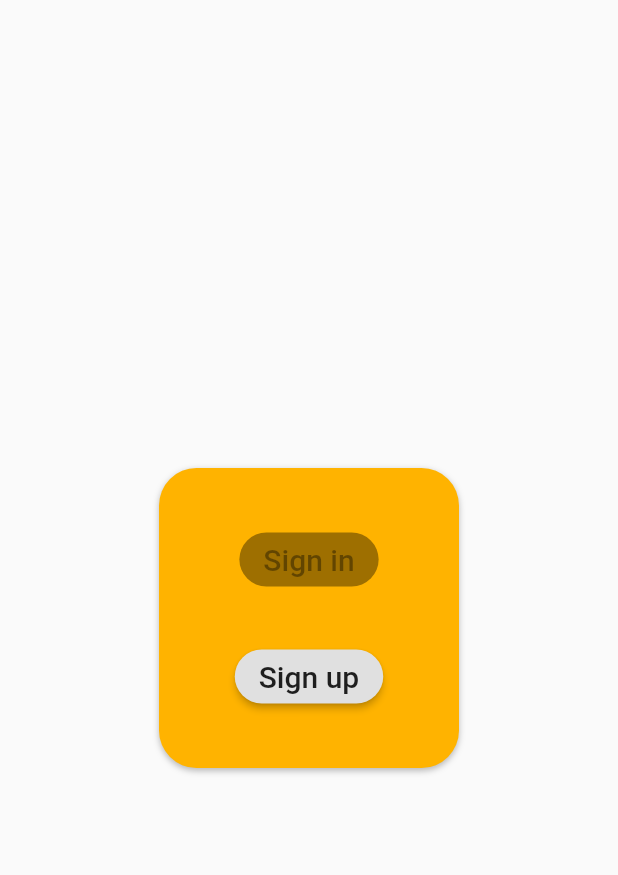
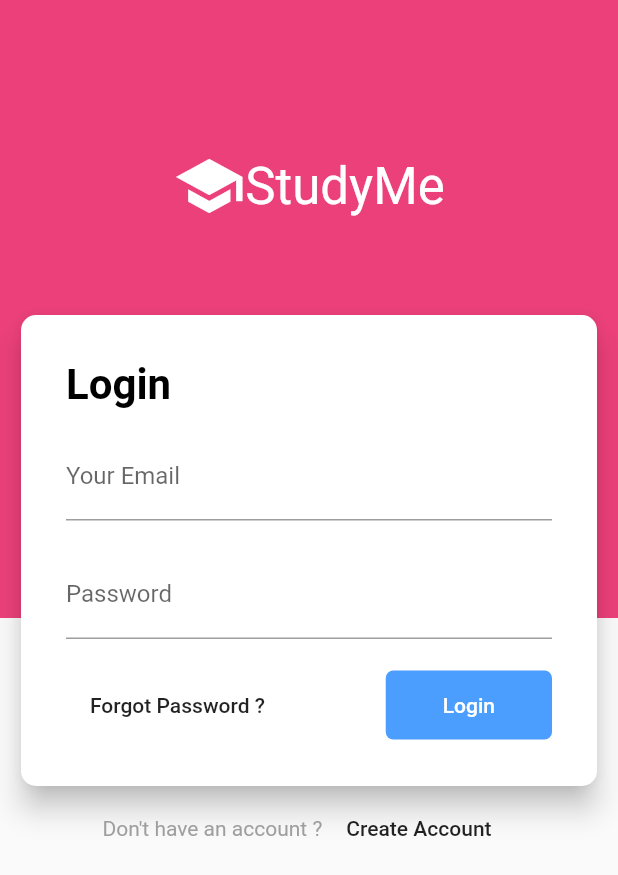
Before and after one commit to agoodstart/studyme, a Flutter app: the screen it shows after launch, on a phone screen of 412 x 824 dp. Shown: the top 875 px of the screen. Run offline on Flutter 3.47's test engine with Material 2 defaults, Android fonts, the phone set to English and light mode, and no system bars; our stand-ins replace firebase_auth; accounts and stored records are empty.

```diff
--- a/lib/main.dart
+++ b/lib/main.dart
@@ -1,17 +1,25 @@
 import 'package:flutter/material.dart';
-// import 'package:flutter_webrtc/webrtc.dart';
-import './views/template.dart';
+import 'package:flutter/services.dart';
+import 'package:studyme/views/wrapper.dart';
 
-void main() => runApp(MyApp());
+void main() {
+  runApp(MyApp());
+
+}
 
 class MyApp extends StatelessWidget {
   // This widget is the root of your application.
   @override
   Widget build(BuildContext context) {
+    SystemChrome.setEnabledSystemUIOverlays([]);
     return MaterialApp(
+      debugShowCheckedModeBanner: false,
       title: 'StudyMe',
       theme: ThemeData(primaryColor: Colors.purple[900]),
-      home: MyHomePage(title: 'Flutter Demo Home Page'),
+      initialRoute: '/',
+      routes: {
+        '/': (BuildContext context) => Wrapper()
+      }
     );
   }
 }
--- /dev/null
+++ b/lib/model/user.dart
@@ -0,0 +1,7 @@
+class User {
+
+  final String uid;
+
+  User({ this.uid });
+
+}
--- /dev/null
+++ b/lib/views/authenticate.dart
@@ -0,0 +1,305 @@
+import 'package:flutter/material.dart';
+import 'package:studyme/controller/auth_controller.dart';
+import 'package:studyme/views/components/login_card.dart';
+
+enum AuthMode { LOGIN, SINGUP }
+
+class Authenticate extends StatefulWidget {
+
+  @override
+  _AuthenticateState createState() => _AuthenticateState();
+}
+
+class _AuthenticateState extends State<Authenticate> {
+  double screenHeight;
+  AuthMode authMode = AuthMode.LOGIN;
+  final AuthService _auth = AuthService();
+
+  @override
+  Widget build(BuildContext context) {
+
+    screenHeight = MediaQuery.of(context).size.height;
+
+    return Scaffold(
+      body: SingleChildScrollView(
+        child: Stack(
+          children: <Widget>[
+            lowerHalf(context),
+            upperHalf(context),
+            authMode == AuthMode.LOGIN
+              ? SignIn(screenHeight: screenHeight, authMode: authMode)
+              : signUpCard(context),
+            pageTitle()
+          ],
+        ),
+      ), // This trailing comma makes auto-formatting nicer for build methods.
+    );
+  }
+
+  Widget upperHalf(BuildContext context) {
+    return Align(
+      alignment: Alignment.topCenter,
+      child: Container(
+        height: screenHeight / 2,
+        color: Colors.pink[400],
+      ),
+    );
+  }
+
+  Widget lowerHalf(BuildContext context) {
+    return Align(
+      alignment: Alignment.bottomCenter,
+      child: Container(
+        height: screenHeight / 2,
+        color: Color(0xFFECF0F3),
+      )
+    );
+  }
+
+  Widget loginCard(BuildContext context) {
+    return Column(
+      children: <Widget>[
+        Container(
+          margin: EdgeInsets.only(top: screenHeight / 4),
+          padding: EdgeInsets.only(left: 10, right: 10),
+          child: Card(
+            shape: RoundedRectangleBorder(
+              borderRadius: BorderRadius.circular(10),
+            ),
+            elevation: 8,
+            child: Padding(
+              padding: const EdgeInsets.all(30.0),
+              child: Column(
+                crossAxisAlignment: CrossAxisAlignment.center,
+                children: <Widget>[
+                  Align(
+                    alignment: Alignment.topLeft,
+                    child: Text(
+                      "Login",
+                      style: TextStyle(
+                        color: Colors.black,
+                        fontSize: 28,
+                        fontWeight: FontWeight.w600,
+                      ),
+                    ),
+                  ),
+                  SizedBox(
+                    height: 15,
+                  ),
+                  TextFormField(
+                    decoration: InputDecoration(
+                        labelText: "Your Email", hasFloatingPlaceholder: true),
+                  ),
+                  SizedBox(
+                    height: 20,
+                  ),
+                  TextFormField(
+                    decoration: InputDecoration(
+                        labelText: "Password", hasFloatingPlaceholder: true),
+                  ),
+                  SizedBox(
+                    height: 20,
+                  ),
+                  Row(
+                    mainAxisAlignment: MainAxisAlignment.spaceEvenly,
+                    children: <Widget>[
+                      MaterialButton(
+                        onPressed: () {},
+                        child: Text("Forgot Password ?"),
+                      ),
+                      Expanded(
+                        child: Container(),
+                      ),
+                      FlatButton(
+                        child: Text("Login"),
+                        color: Color(0xFF4B9DFE),
+                        textColor: Colors.white,
+                        padding: EdgeInsets.only(
+                            left: 38, right: 38, top: 15, bottom: 15),
+                        shape: RoundedRectangleBorder(
+                            borderRadius: BorderRadius.circular(5)),
+                        onPressed: () async{
+                          dynamic result = await _auth.signInAnom();
+                          if(result == null) {
+                            print('error signing in');
+                          } else {
+                            print('signed in');
+                            print(result.uid);
+                          }
+                        },
+                      )
+                    ],
+                  )
+                ],
+              ),
+            ),
+          ),
+        ),
+        Row(
+          crossAxisAlignment: CrossAxisAlignment.center,
+          mainAxisAlignment: MainAxisAlignment.center,
+          children: <Widget>[
+            SizedBox(
+              height: 40,
+            ),
+            Text(
+              "Don't have an account ?",
+              style: TextStyle(color: Colors.grey),
+            ),
+            FlatButton(
+              onPressed: () {
+                setState(() {
+                  authMode = AuthMode.SINGUP;
+                });
+
+              },
+              textColor: Colors.black87,
+              child: Text("Create Account"),
+            )
+          ],
+        )
+      ],
+    );
+  }
+
+  Widget signUpCard(BuildContext context) {
+    return Column(
+      children: <Widget>[
+        Container(
+          margin: EdgeInsets.only(top: screenHeight / 5),
+          padding: EdgeInsets.only(left: 10, right: 10),
+          child: Card(
+            shape: RoundedRectangleBorder(
+              borderRadius: BorderRadius.circular(10),
+            ),
+            elevation: 8,
+            child: Padding(
+              padding: const EdgeInsets.all(30.0),
+              child: Column(
+                crossAxisAlignment: CrossAxisAlignment.center,
+                children: <Widget>[
+                  Align(
+                    alignment: Alignment.topLeft,
+                    child: Text(
+                      "Create Account",
+                      style: TextStyle(
+                        color: Colors.black,
+                        fontSize: 28,
+                        fontWeight: FontWeight.w600,
+                      ),
+                    ),
+                  ),
+                  SizedBox(
+                    height: 15,
+                  ),
+                  TextFormField(
+                    decoration: InputDecoration(
+                        labelText: "Your Name", hasFloatingPlaceholder: true),
+                  ),
+                  SizedBox(
+                    height: 15,
+                  ),
+                  TextFormField(
+                    decoration: InputDecoration(
+                        labelText: "Your Email", hasFloatingPlaceholder: true),
+                  ),
+                  SizedBox(
+                    height: 20,
+                  ),
+                  TextFormField(
+                    decoration: InputDecoration(
+                        labelText: "Password", hasFloatingPlaceholder: true),
+                  ),
+                  SizedBox(
+                    height: 20,
+                  ),
+                  Text(
+                    "Password must be at least 8 characters and include a special character and number",
+                    style: TextStyle(color: Colors.grey),
+                  ),
+                  SizedBox(
+                    height: 5,
+                  ),
+                  Row(
+                    mainAxisAlignment: MainAxisAlignment.spaceEvenly,
+                    children: <Widget>[
+                      Expanded(
+                        child: Container(),
+                      ),
+                      FlatButton(
+                        child: Text("Sign Up"),
+                        color: Color(0xFF4B9DFE),
+                        textColor: Colors.white,
+                        padding: EdgeInsets.only(
+                            left: 38, right: 38, top: 15, bottom: 15),
+                        shape: RoundedRectangleBorder(
+                            borderRadius: BorderRadius.circular(5)),
+                        onPressed: () {},
+                      ),
+                    ],
+                  ),
+                ],
+              ),
+            ),
+          ),
+        ),
+        Row(
+          crossAxisAlignment: CrossAxisAlignment.center,
+          mainAxisAlignment: MainAxisAlignment.center,
+          children: <Widget>[
+            SizedBox(
+              height: 40,
+            ),
+            Text(
+              "Already have an account?",
+              style: TextStyle(color: Colors.grey),
+            ),
+            FlatButton(
+              onPressed: () {
+                setState(() {
+                  authMode = AuthMode.LOGIN;
+                });
+              },
+              textColor: Colors.black87,
+              child: Text("Login"),
+            )
+          ],
+        ),
+        Align(
+          alignment: Alignment.bottomCenter,
+          child: FlatButton(
+            child: Text(
+              "Terms & Conditions",
+              style: TextStyle(
+                color: Colors.grey,
+              ),
+            ),
+            onPressed: () {},
+          ),
+        ),
+      ],
+    );
+  }
+
+  Widget pageTitle() {
+    return Container(
+      margin: EdgeInsets.only(top: 100),
+      child: Row(
+        crossAxisAlignment: CrossAxisAlignment.center,
+        mainAxisAlignment: MainAxisAlignment.center,
+        children: <Widget>[
+          Icon(
+            Icons.school,
+            size: 48,
+            color: Colors.white,
+          ),
+          Text(
+            "StudyMe",
+            style: TextStyle(
+                fontSize: 34, color: Colors.white, fontWeight: FontWeight.w400),
+          )
+        ],
+      ),
+    );
+  }
+}
--- /dev/null
+++ b/lib/views/components/login_card.dart
@@ -0,0 +1,129 @@
+import 'package:flutter/material.dart';
+import 'package:studyme/controller/auth_controller.dart';
+import 'package:studyme/views/authenticate.dart';
+
+class SignIn extends StatefulWidget {
+  final double screenHeight;
+  final AuthMode authMode;
+
+  SignIn({Key key, this.screenHeight, this.authMode}) : super(key : key);
+
+  @override
+  _SignInState createState() => _SignInState(screenHeight, authMode);
+}
+
+class _SignInState extends State<SignIn> {
+  double screenHeight;
+  AuthMode authMode;
+  _SignInState(this.screenHeight, this.authMode);
+  final AuthService _auth = AuthService();
+
+  @override
+  Widget build(BuildContext context) {
+    screenHeight = MediaQuery.of(context).size.height;
+
+    return Column(
+      children: <Widget>[
+        Container(
+          margin: EdgeInsets.only(top: screenHeight / 4),
+          padding: EdgeInsets.only(left: 10, right: 10),
+          child: Card(
+            shape: RoundedRectangleBorder(
+              borderRadius: BorderRadius.circular(10),
+            ),
+            elevation: 8,
+            child: Padding(
+              padding: const EdgeInsets.all(30.0),
+              child: Column(
+                crossAxisAlignment: CrossAxisAlignment.center,
+                children: <Widget>[
+                  Align(
+                    alignment: Alignment.topLeft,
+                    child: Text(
+                      "Login",
+                      style: TextStyle(
+                        color: Colors.black,
+                        fontSize: 28,
+                        fontWeight: FontWeight.w600,
+                      ),
+                    ),
+                  ),
+                  SizedBox(
+                    height: 15,
+                  ),
+                  TextFormField(
+                    decoration: InputDecoration(
+                        labelText: "Your Email", hasFloatingPlaceholder: true),
+                  ),
+                  SizedBox(
+                    height: 20,
+                  ),
+                  TextFormField(
+                    decoration: InputDecoration(
+                        labelText: "Password", hasFloatingPlaceholder: true),
+                  ),
+                  SizedBox(
+                    height: 20,
+                  ),
+                  Row(
+                    mainAxisAlignment: MainAxisAlignment.spaceEvenly,
+                    children: <Widget>[
+                      MaterialButton(
+                        onPressed: () {},
+                        child: Text("Forgot Password ?"),
+                      ),
+                      Expanded(
+                        child: Container(),
+                      ),
+                      FlatButton(
+                        child: Text("Login"),
+                        color: Color(0xFF4B9DFE),
+                        textColor: Colors.white,
+                        padding: EdgeInsets.only(
+                            left: 38, right: 38, top: 15, bottom: 15),
+                        shape: RoundedRectangleBorder(
+                            borderRadius: BorderRadius.circular(5)),
+                        onPressed: () async{
+                          dynamic result = await _auth.signInAnom();
+                          if(result == null) {
+                            print('error signing in');
+                          } else {
+                            print('signed in');
+                            print(result.uid);
+                          }
+                        },
+                      )
+                    ],
+                  )
+                ],
+              ),
+            ),
+          ),
+        ),
+        Row(
+          crossAxisAlignment: CrossAxisAlignment.center,
+          mainAxisAlignment: MainAxisAlignment.center,
+          children: <Widget>[
+            SizedBox(
+              height: 40,
+            ),
+            Text(
+              "Don't have an account ?",
+              style: TextStyle(color: Colors.grey),
+            ),
+            FlatButton(
+              onPressed: () {
+                setState(() {
+                  authMode = AuthMode.SINGUP;
+                });
+
+              },
+              textColor: Colors.black87,
+              child: Text("Create Account"),
+            )
+          ],
+        )
+      ],
+    );
+  }
+}
--- a/lib/views/template.dart
+++ /dev/null
@@ -1,69 +0,0 @@
-import 'package:flutter/material.dart';
-import '../controller/home_controller.dart';
-import 'package:mvc_pattern/mvc_pattern.dart';
-// import 'package:flutter_webrtc/webrtc.dart';
-
-class MyHomePage extends StatefulWidget {
-  MyHomePage({Key key, this.title}) : super(key: key);
-
-  final String title;
-
-  @override
-  _MyHomePageState createState() => _MyHomePageState();
-}
-
-class _MyHomePageState extends State<MyHomePage> {
-  Widget _buildColumn() {
-    return Column(
-      mainAxisAlignment: MainAxisAlignment.center,
-      children: <Widget>[
-        RaisedButton(
-          onPressed: _login,
-          child: const Text(
-            'Sign in',
-            style: TextStyle(fontSize: 20)
-            ),
-          shape: RoundedRectangleBorder(borderRadius: BorderRadius.circular(50)),
-        ),
-        const SizedBox(height: 30),
-        RaisedButton(
-          onPressed: () {},
-          child: const Text(
-            'Sign up',
-            style: TextStyle(fontSize: 20)
-          ),
-          shape: RoundedRectangleBorder(borderRadius: BorderRadius.circular(50)),
-        ),
-      ],
-    );
-  }
-
-  @override
-  Widget build(BuildContext context) {
-    return Scaffold(
-      body: Center(
-        child: Container(
-          constraints: BoxConstraints.expand(
-            height: 200,
-            width: 200),
-          child: _buildColumn(),
-          decoration: BoxDecoration(
-            borderRadius: BorderRadius.circular(25),
-            color: Colors.amber[600],
-            boxShadow: [
-              BoxShadow(
-                color: Colors.black26,
-                blurRadius: 3.0,
-                spreadRadius: 0.0,
-                offset: Offset(
-                  0.0,
-                  1.5
-                )
-              )
-            ]
-          ),
-        )
-      ),// This trailing comma makes auto-formatting nicer for build methods.
-    );
-  }
-}
--- /dev/null
+++ b/lib/views/wrapper.dart
@@ -0,0 +1,11 @@
+import 'package:flutter/material.dart';
+import 'package:studyme/views/authenticate.dart';
+import 'package:studyme/views/dashboard.dart';
+
+class Wrapper extends StatelessWidget {
+
+  @override
+  Widget build(BuildContext context) {
+    return Authenticate();
+  }
+}
--- a/pubspec.yaml
+++ b/pubspec.yaml
@@ -24,7 +24,8 @@ dependencies:
   # Use with the CupertinoIcons class for iOS style icons.
   cupertino_icons: ^0.1.2
   flutter_webrtc: ^0.2.7
-  mvc_pattern: ^3.0.0
+  firebase_auth: ^0.16.0
+  # cloud_firestore: ^0.13.5
 
 dev_dependencies:
   flutter_test:
```
Also changed, not shown: lib/controller/auth_controller.dart (added, +32 -0 lines), lib/controller/home_controller.dart (deleted, +0 -9 lines), lib/singletons/appdata.dart (added, +16 -0 lines), lib/views/dashboard.dart (added, +22 -0 lines), lib/views/login.dart (deleted, +0 -20 lines), lib/views/signup.dart (added), pubspec.lock, 3 other files.
